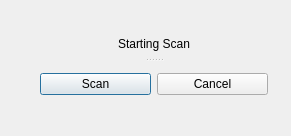
First picture: the form in scannerwindow.ui, repository OpenAFM/OpenAFM_gui, before the edit.
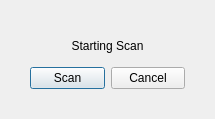
Second picture: the form after the edit.

```diff
--- a/scannerwindow.ui
+++ b/scannerwindow.ui
@@ -6,28 +6,24 @@
    <rect>
     <x>0</x>
     <y>0</y>
-    <width>291</width>
-    <height>136</height>
+    <width>215</width>
+    <height>119</height>
    </rect>
   </property>
   <property name="windowTitle">
    <string>Dialog</string>
   </property>
-  <widget class="QSplitter" name="splitter">
+  <widget class="QWidget" name="">
    <property name="geometry">
     <rect>
-     <x>40</x>
+     <x>30</x>
      <y>30</y>
-     <width>228</width>
-     <height>76</height>
+     <width>155</width>
+     <height>59</height>
     </rect>
    </property>
-   <property name="layoutDirection">
-    <enum>Qt::LeftToRight</enum>
-   </property>
-   <property name="orientation">
-    <enum>Qt::Vertical</enum>
-   </property>
+   <layout class="QGridLayout" name="gridLayout">
+    <item row="0" column="0" colspan="2">
    <widget class="QLabel" name="label">
     <property name="layoutDirection">
      <enum>Qt::LeftToRight</enum>
@@ -42,12 +38,8 @@
      <number>0</number>
     </property>
    </widget>
-   <widget class="QWidget" name="layoutWidget">
-    <property name="layoutDirection">
-     <enum>Qt::LeftToRight</enum>
-    </property>
-    <layout class="QHBoxLayout" name="horizontalLayout">
-     <item>
+    </item>
+    <item row="1" column="0">
       <widget class="QPushButton" name="pushButton_2">
        <property name="layoutDirection">
         <enum>Qt::LeftToRight</enum>
@@ -57,7 +49,7 @@
        </property>
       </widget>
      </item>
-     <item>
+    <item row="1" column="1">
       <widget class="QPushButton" name="pushButton">
        <property name="layoutDirection">
         <enum>Qt::LeftToRight</enum>
@@ -68,7 +60,6 @@
       </widget>
      </item>
     </layout>
-   </widget>
   </widget>
  </widget>
  <resources/>
```
Lines whose indentation alone changed are shown as unchanged.
